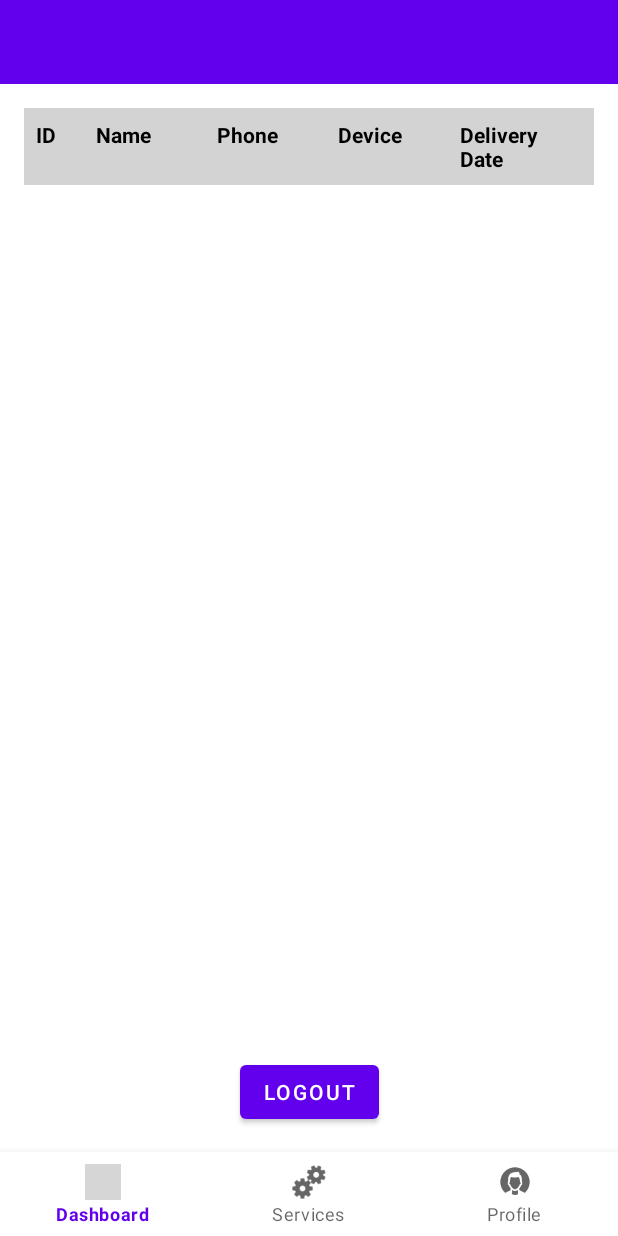
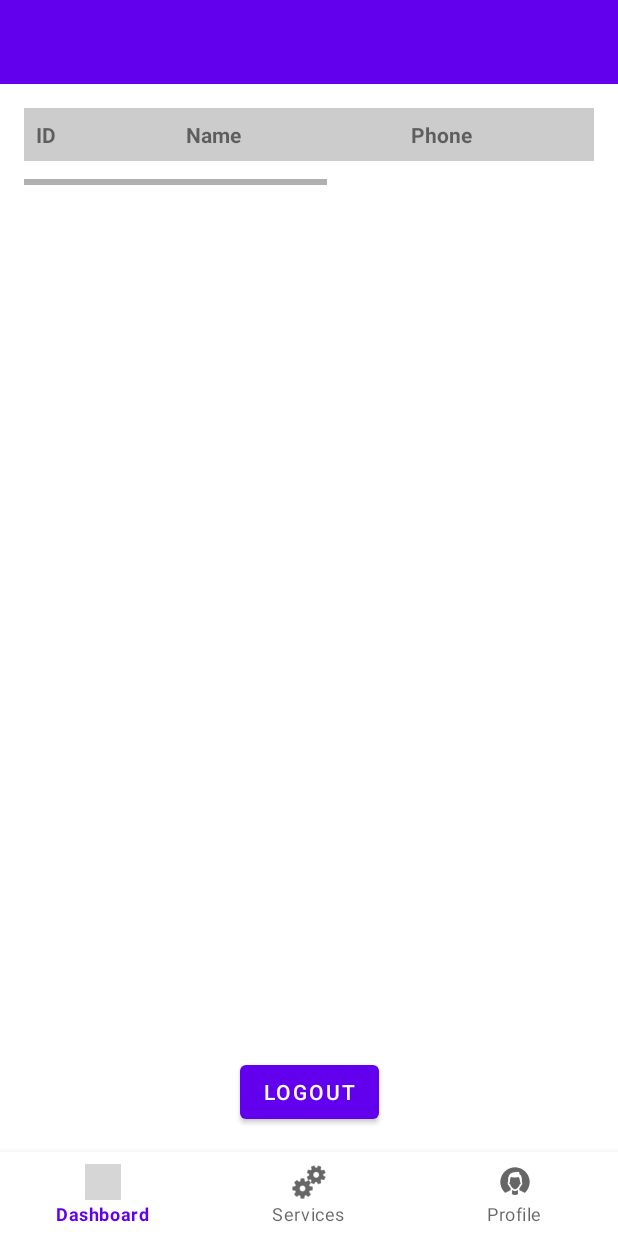
Before and after one commit to shahjalal-mahmud/MobiFixer, an Android app built with Jetpack Compose: the screen it shows after launch once a user with an empty profile is signed in (MainActivity), after a tap on "ALL CUSTOMERS", on a phone screen of 412 x 824 dp. Run offline under Robolectric (Android 15) with nearby library versions, the light colour scheme and no system bars; our stand-ins replace Firebase (no records; nobody signed in at launch, a user with empty details on screens opened directly), navigation-ui; 1 statement that could not run was skipped; grey boxes are pictures that could not be loaded.

Commit message:
Fixes the All customer section

```diff
--- a/app/src/main/res/layout/fragment_all_customers.xml
+++ b/app/src/main/res/layout/fragment_all_customers.xml
@@ -1,71 +1,69 @@
-<?xml version="1.0" encoding="utf-8"?>
-<LinearLayout
+<androidx.constraintlayout.widget.ConstraintLayout
     xmlns:android="http://schemas.android.com/apk/res/android"
     xmlns:app="http://schemas.android.com/apk/res-auto"
+    xmlns:tools="http://schemas.android.com/tools"
     android:layout_width="match_parent"
     android:layout_height="match_parent"
-    android:orientation="vertical"
     android:padding="16dp">
+
+    <!-- Horizontal ScrollView for wide data display -->
+    <HorizontalScrollView
+        android:layout_width="match_parent"
+        android:layout_height="wrap_content"
+        android:scrollbars="horizontal"
+        tools:ignore="MissingConstraints">
+
+        <LinearLayout
+            android:layout_width="wrap_content"
+            android:layout_height="wrap_content"
+            android:orientation="vertical">
 
             <!-- Table Header -->
             <LinearLayout
-        android:layout_width="match_parent"
+                android:layout_width="wrap_content"
                 android:layout_height="wrap_content"
                 android:orientation="horizontal"
-        android:background="#D3D3D3"
-        android:textColor="#000000"
-        android:padding="8dp">
+                android:padding="8dp"
+                android:background="#CCCCCC">
 
                 <TextView
-            android:layout_width="0dp"
+                    android:text="@string/id"
+                    android:layout_width="100dp"
                     android:layout_height="wrap_content"
-            android:layout_weight="1"
-            android:text="@string/id"
-            android:textStyle="bold"
-            android:textColor="#000000"
-            android:textSize="14sp"/>
+                    android:textStyle="bold"/>
 
                 <TextView
-            android:layout_width="0dp"
+                    android:text="@string/name"
+                    android:layout_width="150dp"
                     android:layout_height="wrap_content"
-            android:layout_weight="2"
-            android:text="@string/name"
-            android:textStyle="bold"
-            android:textColor="#000000"
-            android:textSize="14sp"/>
+                    android:textStyle="bold"/>
 
                 <TextView
-            android:layout_width="0dp"
+                    android:text="@string/phone"
+                    android:layout_width="150dp"
                     android:layout_height="wrap_content"
-            android:layout_weight="2"
-            android:text="@string/phone"
-            android:textStyle="bold"
-            android:textColor="#000000"
-            android:textSize="14sp"/>
+                    android:textStyle="bold"/>
 
                 <TextView
-            android:layout_width="0dp"
+                    android:text="@string/device"
+                    android:layout_width="150dp"
                     android:layout_height="wrap_content"
-            android:layout_weight="2"
-            android:text="@string/device"
-            android:textStyle="bold"
-            android:textColor="#000000"
-            android:textSize="14sp"/>
+                    android:textStyle="bold"/>
 
                 <TextView
-            android:layout_width="0dp"
+                    android:text="@string/delivery_date"
+                    android:layout_width="150dp"
                     android:layout_height="wrap_content"
-            android:layout_weight="2"
-            android:text="@string/delivery_date"
-            android:textStyle="bold"
-            android:textColor="#000000"
-            android:textSize="14sp"/>
+                    android:textStyle="bold"/>
             </LinearLayout>
 
-    <!-- RecyclerView for displaying customer details -->
+            <!-- RecyclerView -->
             <androidx.recyclerview.widget.RecyclerView
                 android:id="@+id/customer_recycler_view"
-        android:layout_width="match_parent"
+                android:layout_width="wrap_content"
                 android:layout_height="wrap_content"
                 android:padding="8dp"/>
         </LinearLayout>
+    </HorizontalScrollView>
+
+</androidx.constraintlayout.widget.ConstraintLayout>
```
Also changed, not shown: app/src/main/res/layout/item_customer.xml (+17 -23 lines). Lines whose indentation alone changed are shown as unchanged.
